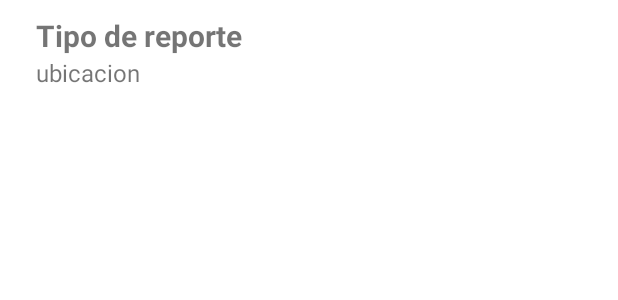
After one commit to WilliamRVazquez/ManzReport, an Android app: the layout view_report_single.xml on its own in the app's theme, with its tools: preview values and no code run, on a phone screen of 412 x 824 dp. The commit adds this screen. Shown: the top 300 px of the screen. Run offline under Robolectric (Android 15) with nearby library versions, the phone set to English and light mode, and no system bars.

Commit message:
ver los reportes con su id y si fueron aceptados

```diff
--- a/app/build.gradle
+++ b/app/build.gradle
@@ -38,6 +38,8 @@ dependencies {
     implementation 'com.google.android.gms:play-services-maps:18.1.0'
     implementation 'com.google.firebase:firebase-firestore:24.4.0'
     implementation 'com.google.firebase:firebase-auth:21.1.0'
+    implementation 'com.firebaseui:firebase-ui-firestore:8.0.2'
+
     testImplementation 'junit:junit:4.13.2'
     implementation 'com.google.firebase:firebase-storage:20.1.0'
     androidTestImplementation 'androidx.test.ext:junit:1.1.3'
--- a/app/src/main/res/layout/activity_ver_reportes.xml
+++ b/app/src/main/res/layout/activity_ver_reportes.xml
@@ -23,8 +23,8 @@
             app:layout_constraintStart_toStartOf="parent"
             app:layout_constraintTop_toBottomOf="@+id/constraintLayout" />
 
-        <ListView
-            android:id="@+id/list"
+        <androidx.recyclerview.widget.RecyclerView
+            android:id="@+id/recyclerViewSingle"
             android:layout_width="0dp"
             android:layout_height="0dp"
             android:divider="#C3BCBC"
@@ -34,7 +34,6 @@
             app:layout_constraintEnd_toEndOf="parent"
             app:layout_constraintStart_toStartOf="parent"
             app:layout_constraintTop_toBottomOf="@+id/textView"
-
             />
 
         <androidx.constraintlayout.widget.ConstraintLayout
--- /dev/null
+++ b/app/src/main/res/layout/view_report_single.xml
@@ -0,0 +1,65 @@
+<?xml version="1.0" encoding="utf-8"?>
+<androidx.cardview.widget.CardView xmlns:android="http://schemas.android.com/apk/res/android"
+    xmlns:app="http://schemas.android.com/apk/res-auto"
+    xmlns:tools="http://schemas.android.com/tools"
+    android:layout_width="match_parent"
+    android:layout_height="wrap_content"
+    android:layout_marginBottom="10dp"
+    android:background="#FFFFFF"
+    android:backgroundTint="#FFFFFF"
+    app:cardCornerRadius="20dp"
+    app:cardElevation="0dp">
+
+    <LinearLayout
+        android:layout_width="match_parent"
+        android:layout_height="wrap_content"
+        android:gravity="center_vertical"
+        android:orientation="horizontal"
+        android:padding="10dp">
+
+
+
+        <Space
+            android:layout_width="14dp"
+            android:layout_height="wrap_content" />
+
+        <LinearLayout
+            android:layout_width="match_parent"
+            android:layout_height="wrap_content"
+            android:layout_weight="1"
+            android:orientation="vertical">
+
+            <TextView
+                android:id="@+id/tiporeporte"
+                android:layout_width="match_parent"
+                android:layout_height="wrap_content"
+                android:text="Tipo de reporte"
+                android:textSize="20sp"
+                android:textStyle="bold" />
+
+            <LinearLayout
+                android:layout_width="match_parent"
+                android:layout_height="match_parent"
+                android:orientation="horizontal">
+
+                <TextView
+                    android:id="@+id/ubicacion"
+                    android:layout_width="match_parent"
+                    android:layout_height="wrap_content"
+                    android:layout_weight="1"
+                    android:text="ubicacion"
+                    android:textSize="16sp" />
+
+
+            </LinearLayout>
+
+        </LinearLayout>
+
+
+        <Space
+            android:layout_width="10dp"
+            android:layout_height="wrap_content" />
+
+
+    </LinearLayout>
+</androidx.cardview.widget.CardView>
```
Also changed, not shown: app/src/main/java/com/example/manzreport/adapter/ReportAdapter.java (added, +55 -0 lines), app/src/main/java/com/example/manzreport/crear_reportes.java (+5 -5 lines), app/src/main/java/com/example/manzreport/model/Report.java (added, +24 -0 lines), app/src/main/java/com/example/manzreport/ver_reportes.java (+67 -19 lines).
